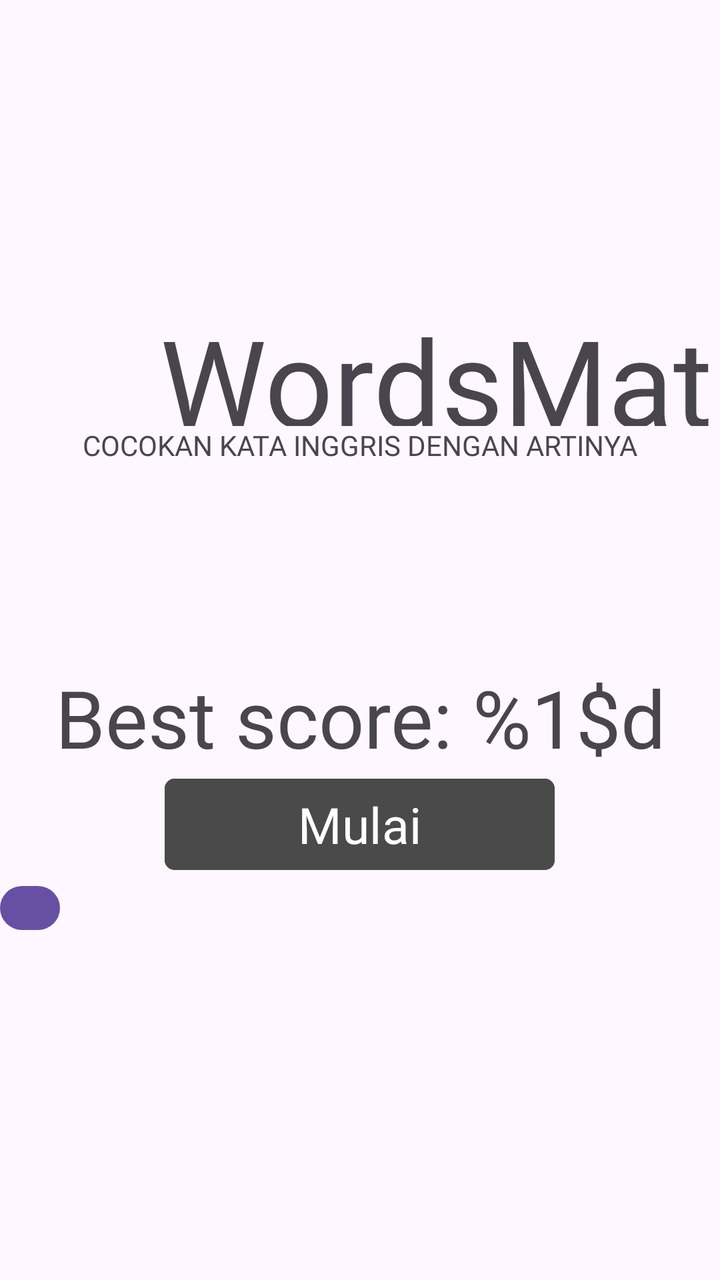
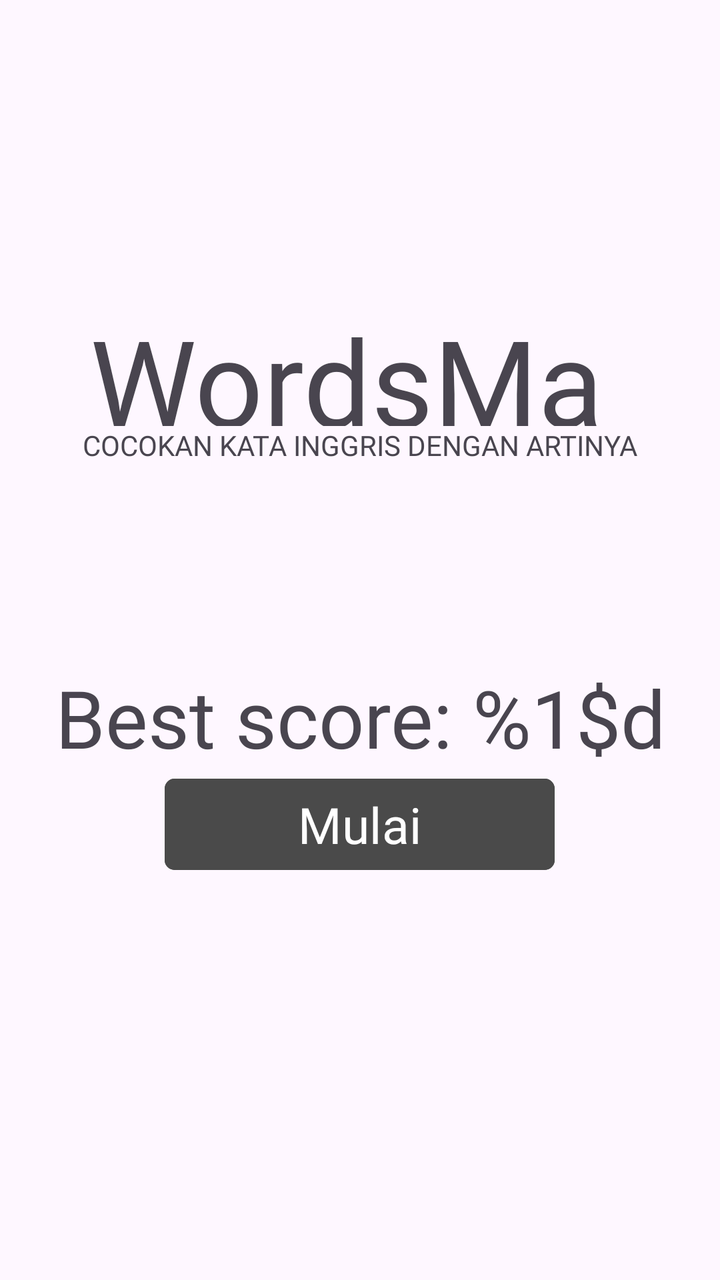

Screens rendered from an Android XML layout before and after an edit, with the pre-edit source and the edit as a unified diff.
<!-- AndroidManifest.xml: application theme Theme.WordsMatch -->
<!-- res/layout/activity_main.xml -->
<?xml version="1.0" encoding="utf-8"?>
<LinearLayout xmlns:android="http://schemas.android.com/apk/res/android"
    xmlns:app="http://schemas.android.com/apk/res-auto"
    xmlns:tools="http://schemas.android.com/tools"
    android:id="@+id/main"
    android:orientation="vertical"
    android:layout_width="match_parent"
    android:layout_height="match_parent"
    tools:context=".MainActivity">

    <LinearLayout
        android:layout_width="wrap_content"
        android:layout_height="wrap_content"
        android:orientation="vertical"
        >

        <TextView
            android:layout_width="278dp"
            android:layout_height="63dp"
            android:layout_marginHorizontal="80dp"
            android:layout_marginTop="150dp"
            android:layout_marginBottom="0dp"
            android:fontFamily="@font/american_captain"
            android:text="@string/app_name"
            android:textSize="60dp" />

        <TextView
            android:layout_width="wrap_content"
            android:layout_height="wrap_content"
            android:text="COCOKAN KATA INGGRIS DENGAN ARTINYA"
            android:fontFamily="@font/american_captain"
            android:layout_gravity="center"

            />

    </LinearLayout>
    <LinearLayout
        android:layout_width="wrap_content"
        android:layout_height="wrap_content"
        android:orientation="vertical"
        android:layout_gravity="center"
        >

        <TextView
            android:id="@+id/tvBestScore"
            android:layout_width="308dp"
            android:layout_height="wrap_content"
            android:layout_gravity="center"
            android:layout_marginTop="100dp"
            android:fontFamily="@font/american_captain"
            android:text="@string/best_score"
            android:textAlignment="center"
            android:textSize="40dp" />

        <Button
            android:id="@+id/buttonStart"
            android:layout_width="195dp"
            android:layout_height="wrap_content"
            android:layout_gravity="center"
            android:backgroundTint="#4A4A4A"
            android:text="Mulai"
            android:fontFamily="@font/american_captain"
            android:textSize="25dp"
            app:cornerRadius="5dp"

            />

    </LinearLayout>

    <LinearLayout
        android:layout_width="wrap_content"
        android:layout_height="wrap_content"
        android:orientation="vertical"

        >

        <Button
            android:layout_width="30dp"
            android:layout_height="30dp"
            android:text="Mulai"
            android:layout_gravity="start"
            />

    </LinearLayout>


</LinearLayout>
<!-- resources referenced by this layout -->
<resources>
  <string name="app_name">WordsMatch</string>
  <string name="best_score">Best score: %1$d</string>
  <style name="Theme.WordsMatch" parent="Base.Theme.WordsMatch" />
  <style name="Base.Theme.WordsMatch" parent="Theme.Material3.DayNight.NoActionBar">
          
          
      </style>
</resources>

<!-- the commit's change to res/layout/activity_main.xml (unified diff, before → after) -->
@@ -9,15 +9,15 @@
     tools:context=".MainActivity">
 
     <LinearLayout
-        android:layout_width="wrap_content"
+        android:layout_width="match_parent"
         android:layout_height="wrap_content"
         android:orientation="vertical"
         >
 
         <TextView
-            android:layout_width="278dp"
+            android:layout_width="270dp"
             android:layout_height="63dp"
-            android:layout_marginHorizontal="80dp"
+            android:layout_gravity="center"
             android:layout_marginTop="150dp"
             android:layout_marginBottom="0dp"
             android:fontFamily="@font/american_captain"
@@ -67,21 +67,5 @@
 
     </LinearLayout>
 
-    <LinearLayout
-        android:layout_width="wrap_content"
-        android:layout_height="wrap_content"
-        android:orientation="vertical"
-
-        >
-
-        <Button
-            android:layout_width="30dp"
-            android:layout_height="30dp"
-            android:text="Mulai"
-            android:layout_gravity="start"
-            />
-
-    </LinearLayout>
-
 
 </LinearLayout>
